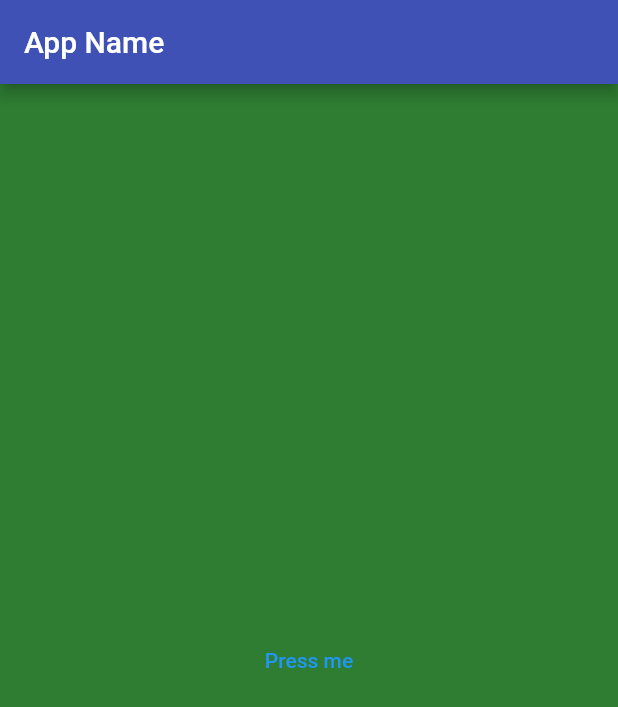
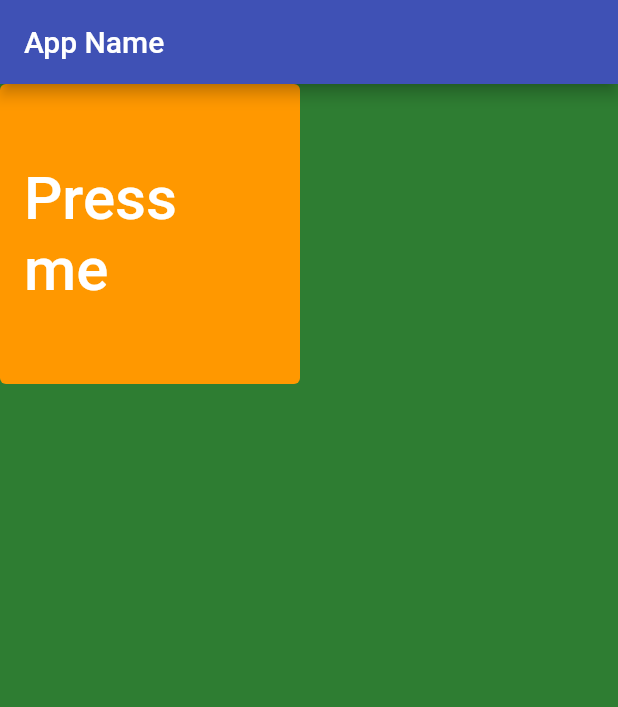
Before and after one commit to evangeldaping/Flutter-Course-for-Beginners, a Flutter app: the screen it shows after launch, on a phone screen of 412 x 824 dp. Shown: the top 707 px of the screen. Run offline on Flutter 3.47's test engine with Material 2 defaults, Android fonts, the light colour scheme and no system bars.

Commit message:
UI Basics - Elevated widget - using styleFrom | TextStyle widget

```diff
--- a/lib/main.dart
+++ b/lib/main.dart
@@ -15,11 +15,18 @@ class MyApp extends StatelessWidget {
           title: Text("App Name"),
         ),
         body: Container(
-          child: Center(
-              child: TextButton(
-            child: Text("Press me"),
-            onPressed: () {},
-          )),
+          child: Container(
+              height: 200,
+              width: 200,
+              child: ElevatedButton(
+                child: Text(
+                  "Press me",
+                  style: TextStyle(fontSize: 40),
+                ),
+                onPressed: () {},
+                style: ElevatedButton.styleFrom(
+                    primary: Colors.orange, elevation: 0),
+              )),
         ),
       ),
     );
```
